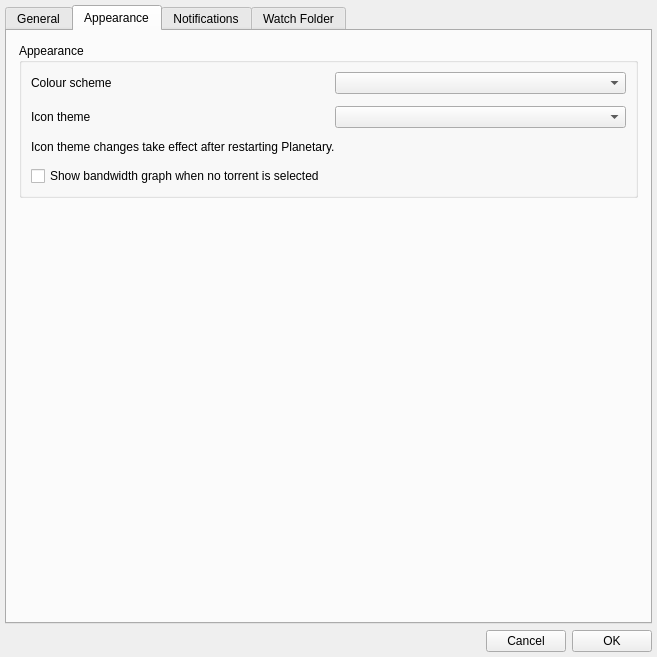
The window that appsettings.ui (mveinot/transmission-control) describes before a commit, drawn with Qt 5.
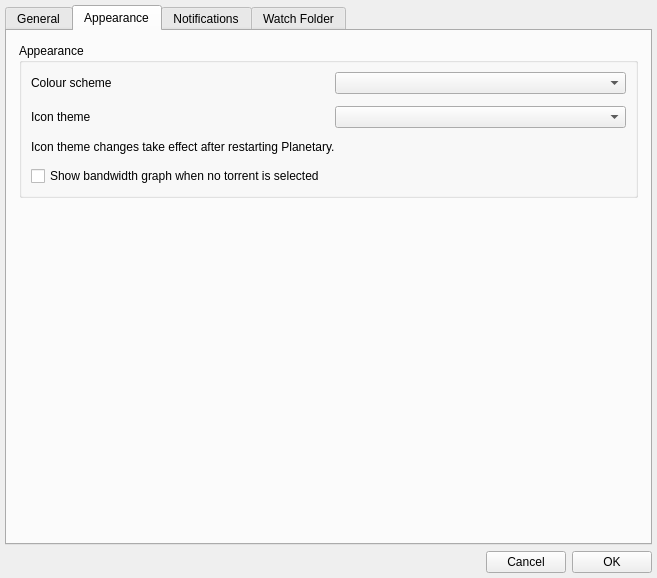
The same window after the commit. The open tabs and pages were chosen to show the change.

Commit message: Condense preferences dialog

```diff
--- a/appsettings.ui
+++ b/appsettings.ui
@@ -7,7 +7,7 @@
     <x>0</x>
     <y>0</y>
     <width>657</width>
-    <height>657</height>
+    <height>578</height>
    </rect>
   </property>
   <property name="windowTitle">
```
Left out of the diff: 7 changed lines with no effect on the pictures.
